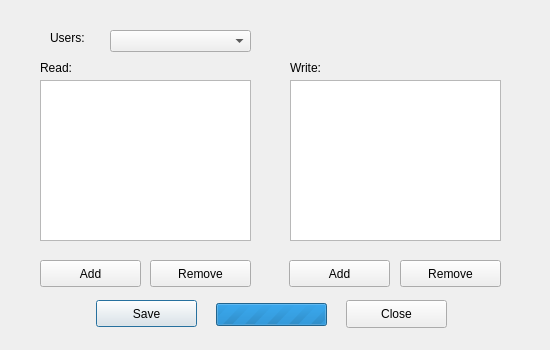
Qt form dlg_setPermission.ui (LESPROJEKT/qgis-layman-plugin) before a commit.
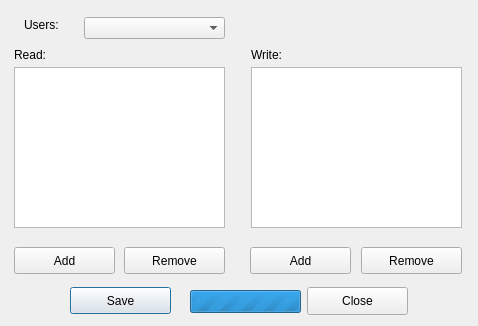
The same form after that commit.

Diff of the .ui file:
```diff
--- a/dlg_setPermission.ui
+++ b/dlg_setPermission.ui
@@ -9,8 +9,8 @@
    <rect>
     <x>0</x>
     <y>0</y>
-    <width>550</width>
-    <height>350</height>
+    <width>478</width>
+    <height>326</height>
    </rect>
   </property>
   <property name="sizePolicy">
@@ -21,14 +21,14 @@
   </property>
   <property name="minimumSize">
    <size>
-    <width>550</width>
-    <height>350</height>
+    <width>478</width>
+    <height>326</height>
    </size>
   </property>
   <property name="maximumSize">
    <size>
-    <width>550</width>
-    <height>350</height>
+    <width>478</width>
+    <height>326</height>
    </size>
   </property>
   <property name="windowTitle">
@@ -37,8 +37,8 @@
   <widget class="QPushButton" name="pushButton_save">
    <property name="geometry">
     <rect>
-     <x>96</x>
-     <y>300</y>
+     <x>70</x>
+     <y>287</y>
      <width>101</width>
      <height>27</height>
     </rect>
@@ -50,8 +50,8 @@
   <widget class="QPushButton" name="pushButton_close">
    <property name="geometry">
     <rect>
-     <x>346</x>
-     <y>300</y>
+     <x>307</x>
+     <y>287</y>
      <width>101</width>
      <height>28</height>
     </rect>
@@ -63,8 +63,8 @@
   <widget class="QPushButton" name="pushButton_addRead">
    <property name="geometry">
     <rect>
-     <x>40</x>
-     <y>260</y>
+     <x>14</x>
+     <y>247</y>
      <width>101</width>
      <height>27</height>
     </rect>
@@ -76,8 +76,8 @@
   <widget class="QPushButton" name="pushButton_addWrite">
    <property name="geometry">
     <rect>
-     <x>289</x>
-     <y>260</y>
+     <x>250</x>
+     <y>247</y>
      <width>101</width>
      <height>27</height>
     </rect>
@@ -89,8 +89,8 @@
   <widget class="QPushButton" name="pushButton_removeRead">
    <property name="geometry">
     <rect>
-     <x>150</x>
-     <y>260</y>
+     <x>124</x>
+     <y>247</y>
      <width>101</width>
      <height>27</height>
     </rect>
@@ -102,8 +102,8 @@
   <widget class="QPushButton" name="pushButton_removeWrite">
    <property name="geometry">
     <rect>
-     <x>400</x>
-     <y>260</y>
+     <x>361</x>
+     <y>247</y>
      <width>101</width>
      <height>27</height>
     </rect>
@@ -115,8 +115,8 @@
   <widget class="QComboBox" name="comboBox_users">
    <property name="geometry">
     <rect>
-     <x>110</x>
-     <y>30</y>
+     <x>84</x>
+     <y>17</y>
      <width>141</width>
      <height>22</height>
     </rect>
@@ -125,8 +125,8 @@
   <widget class="QLabel" name="label">
    <property name="geometry">
     <rect>
-     <x>50</x>
-     <y>30</y>
+     <x>24</x>
+     <y>17</y>
      <width>55</width>
      <height>16</height>
     </rect>
@@ -138,8 +138,8 @@
   <widget class="QListWidget" name="listWidget_read">
    <property name="geometry">
     <rect>
-     <x>40</x>
-     <y>80</y>
+     <x>14</x>
+     <y>67</y>
      <width>211</width>
      <height>161</height>
     </rect>
@@ -148,8 +148,8 @@
   <widget class="QListWidget" name="listWidget_write">
    <property name="geometry">
     <rect>
-     <x>290</x>
-     <y>80</y>
+     <x>251</x>
+     <y>67</y>
      <width>211</width>
      <height>161</height>
     </rect>
@@ -158,8 +158,8 @@
   <widget class="QLabel" name="label_2">
    <property name="geometry">
     <rect>
-     <x>40</x>
-     <y>60</y>
+     <x>14</x>
+     <y>47</y>
      <width>55</width>
      <height>16</height>
     </rect>
@@ -171,8 +171,8 @@
   <widget class="QLabel" name="label_3">
    <property name="geometry">
     <rect>
-     <x>290</x>
-     <y>60</y>
+     <x>251</x>
+     <y>47</y>
      <width>55</width>
      <height>16</height>
     </rect>
@@ -187,8 +187,8 @@
    </property>
    <property name="geometry">
     <rect>
-     <x>216</x>
-     <y>303</y>
+     <x>190</x>
+     <y>290</y>
      <width>111</width>
      <height>23</height>
     </rect>
```
